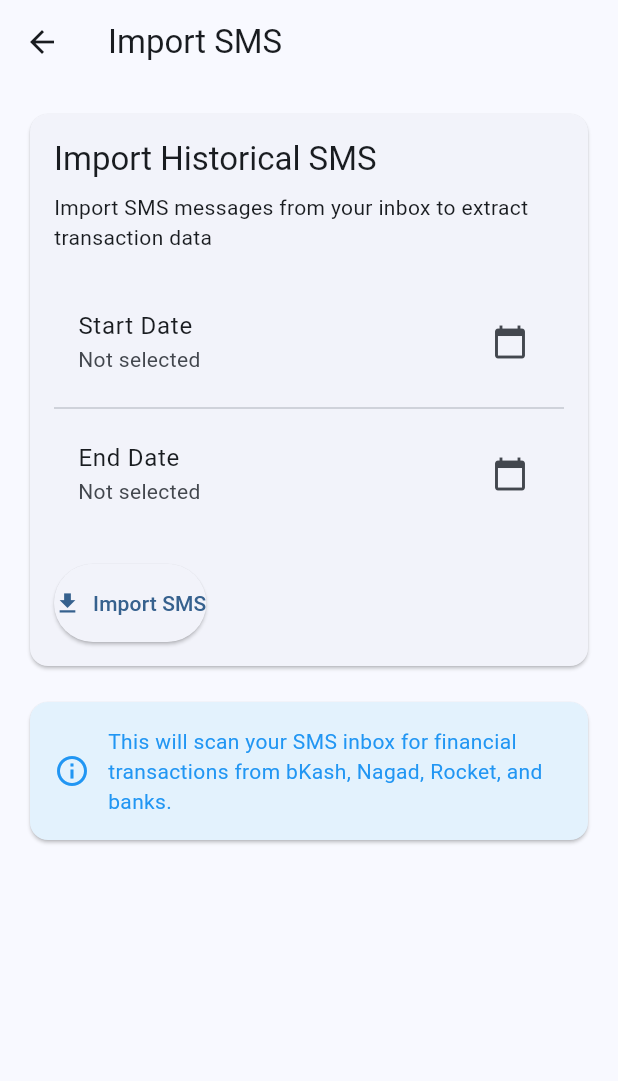
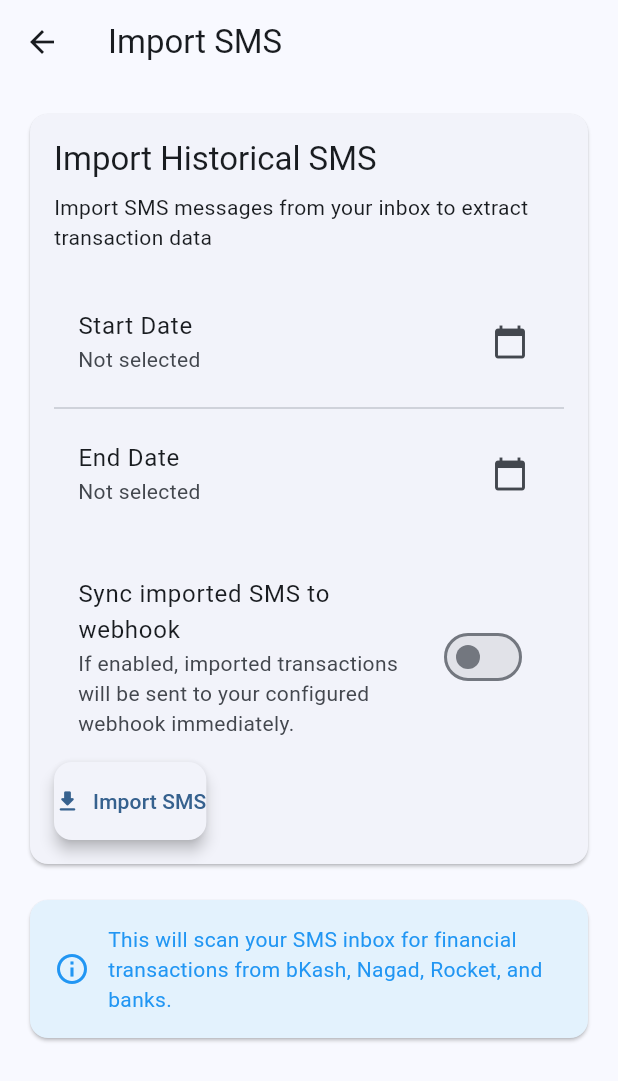
Before and after one commit to md-riaz/HisabBox, a Flutter app: the screen it shows after launch, after a tap on the "upload file" icon, on a phone screen of 412 x 824 dp. Shown: the top 1081 px of the screen. Run offline on Flutter 3.47's test engine with Material 3 defaults, Android fonts, the phone set to English and light mode, and no system bars; our stand-ins replace dio, get, permission_handler, shared_preferences, sqflite; missing offline and left inert: another_telephony, workmanager; accounts and stored records are empty.

Commit message:
Add import "sync to webhook" option, implement forced webhook sync, and add compact provider filter
- ProviderFilter: add `compact` mode with adjusted spacing, sizes and conditional details; pass `compact: true` in Dashboard
- ImportScreen: add "Sync imported SMS to webhook" SwitchListTile, pass toggle to SmsService.importHistoricalSms, and update import button icon/style
- SmsService: support `syncImported` flag and call WebhookService.syncTransactionsForce() for imported messages when enabled
- WebhookService: implement syncTransactionsForce() to immediately post unsynced transactions and mark them synced
- Minor import reorder and formatting changes

```diff
--- a/lib/screens/dashboard_screen.dart
+++ b/lib/screens/dashboard_screen.dart
@@ -1,13 +1,13 @@
 import 'package:flutter/material.dart';
 import 'package:get/get.dart';
+import 'package:hisabbox/controllers/settings_controller.dart';
 import 'package:hisabbox/controllers/transaction_controller.dart';
-import 'package:hisabbox/controllers/settings_controller.dart';
 import 'package:hisabbox/screens/all_transactions_screen.dart';
+import 'package:hisabbox/screens/import_screen.dart';
 import 'package:hisabbox/screens/settings_screen.dart';
-import 'package:hisabbox/screens/import_screen.dart';
-import 'package:hisabbox/widgets/transaction_card.dart';
 import 'package:hisabbox/widgets/provider_filter.dart';
 import 'package:hisabbox/widgets/summary_card.dart';
+import 'package:hisabbox/widgets/transaction_card.dart';
 
 class DashboardScreen extends StatefulWidget {
   const DashboardScreen({super.key});
@@ -89,8 +89,9 @@ class _DashboardScreenState extends State<DashboardScreen> {
             return const Center(child: CircularProgressIndicator());
           }
 
-          final previewTransactions =
-              transactions.length > 5 ? transactions.take(5).toList() : transactions;
+          final previewTransactions = transactions.length > 5
+              ? transactions.take(5).toList()
+              : transactions;
 
           return CustomScrollView(
             slivers: [
@@ -106,7 +107,7 @@ class _DashboardScreenState extends State<DashboardScreen> {
                         balance: _transactionController.balance,
                       ),
                       const SizedBox(height: 16),
-                      const ProviderFilter(),
+                      const ProviderFilter(compact: true),
                       const SizedBox(height: 16),
                       Row(
                         mainAxisAlignment: MainAxisAlignment.spaceBetween,
@@ -121,7 +122,8 @@ class _DashboardScreenState extends State<DashboardScreen> {
                                 await Navigator.push(
                                   context,
                                   MaterialPageRoute(
-                                    builder: (context) => const AllTransactionsScreen(),
+                                    builder: (context) =>
+                                        const AllTransactionsScreen(),
                                   ),
                                 );
                                 if (!mounted) return;
--- a/lib/screens/import_screen.dart
+++ b/lib/screens/import_screen.dart
@@ -12,6 +12,7 @@ class ImportScreen extends StatefulWidget {
 
 class _ImportScreenState extends State<ImportScreen> {
   bool _isImporting = false;
+  bool _syncToWebhook = false;
   DateTime? _startDate;
   DateTime? _endDate;
   final TransactionController _transactionController =
@@ -57,6 +58,7 @@ class _ImportScreenState extends State<ImportScreen> {
       await SmsService.instance.importHistoricalSms(
         startDate: _startDate,
         endDate: _endDate,
+        syncImported: _syncToWebhook,
       );
 
       await _transactionController.loadTransactions();
@@ -129,6 +131,14 @@ class _ImportScreenState extends State<ImportScreen> {
                       onTap: _selectEndDate,
                     ),
                     const SizedBox(height: 24),
+                    SwitchListTile.adaptive(
+                      value: _syncToWebhook,
+                      onChanged: (v) => setState(() => _syncToWebhook = v),
+                      title: const Text('Sync imported SMS to webhook'),
+                      subtitle: const Text(
+                          'If enabled, imported transactions will be sent to your configured webhook immediately.'),
+                    ),
+                    const SizedBox(height: 8),
                     ElevatedButton.icon(
                       onPressed: _isImporting ? null : _importSms,
                       icon: _isImporting
@@ -137,10 +147,14 @@ class _ImportScreenState extends State<ImportScreen> {
                               height: 20,
                               child: CircularProgressIndicator(strokeWidth: 2),
                             )
-                          : const Icon(Icons.download),
+                          : const Icon(Icons.file_download_rounded),
                       label: Text(_isImporting ? 'Importing...' : 'Import SMS'),
                       style: ElevatedButton.styleFrom(
                         padding: const EdgeInsets.symmetric(vertical: 16),
+                        shape: RoundedRectangleBorder(
+                          borderRadius: BorderRadius.circular(12),
+                        ),
+                        elevation: 4,
                       ),
                     ),
                   ],
--- a/lib/widgets/provider_filter.dart
+++ b/lib/widgets/provider_filter.dart
@@ -5,7 +5,9 @@ import 'package:hisabbox/models/provider_extensions.dart';
 import 'package:hisabbox/models/transaction.dart';
 
 class ProviderFilter extends StatelessWidget {
-  const ProviderFilter({super.key});
+  const ProviderFilter({super.key, this.compact = false});
+
+  final bool compact;
 
   @override
   Widget build(BuildContext context) {
@@ -45,13 +47,14 @@ class ProviderFilter extends StatelessWidget {
               ),
               const SizedBox(height: 20),
               Wrap(
-                spacing: 12,
-                runSpacing: 12,
+                spacing: compact ? 8 : 12,
+                runSpacing: compact ? 8 : 12,
                 children: Provider.values.map((providerValue) {
                   final isActive = activeProviders.contains(providerValue);
                   return _ProviderFilterPill(
                     provider: providerValue,
                     isActive: isActive,
+                    compact: compact,
                     onTap: () {
                       final updatedProviders =
                           List<Provider>.from(activeProviders);
@@ -80,11 +83,13 @@ class _ProviderFilterPill extends StatelessWidget {
   const _ProviderFilterPill({
     required this.provider,
     required this.isActive,
+    this.compact = false,
     required this.onTap,
   });
 
   final Provider provider;
   final bool isActive;
+  final bool compact;
   final VoidCallback onTap;
 
   @override
@@ -98,6 +103,10 @@ class _ProviderFilterPill extends StatelessWidget {
         : theme.colorScheme.outlineVariant.withValues(alpha: 0.4);
     final textColor = isActive ? accent : theme.colorScheme.onSurface;
 
+    final padding = compact
+        ? const EdgeInsets.symmetric(horizontal: 10, vertical: 8)
+        : const EdgeInsets.symmetric(horizontal: 16, vertical: 14);
+
     return Material(
       color: Colors.transparent,
       child: InkWell(
@@ -105,7 +114,7 @@ class _ProviderFilterPill extends StatelessWidget {
         borderRadius: BorderRadius.circular(20),
         child: AnimatedContainer(
           duration: const Duration(milliseconds: 200),
-          padding: const EdgeInsets.symmetric(horizontal: 16, vertical: 14),
+          padding: padding,
           decoration: BoxDecoration(
             color: background,
             borderRadius: BorderRadius.circular(20),
@@ -113,9 +122,9 @@ class _ProviderFilterPill extends StatelessWidget {
             boxShadow: isActive
                 ? [
                     BoxShadow(
-                      color: accent.withValues(alpha: 0.15),
-                      blurRadius: 12,
-                      offset: const Offset(0, 6),
+                      color: accent.withValues(alpha: 0.12),
+                      blurRadius: 8,
+                      offset: const Offset(0, 4),
                     ),
                   ]
                 : [],
@@ -124,15 +133,15 @@ class _ProviderFilterPill extends StatelessWidget {
             mainAxisSize: MainAxisSize.min,
             children: [
               CircleAvatar(
-                radius: 16,
-                backgroundColor: accent.withValues(alpha: 0.15),
+                radius: compact ? 12 : 16,
+                backgroundColor: accent.withValues(alpha: 0.12),
                 child: Icon(
                   provider.glyph,
-                  size: 18,
+                  size: compact ? 14 : 18,
                   color: accent,
                 ),
               ),
-              const SizedBox(width: 12),
+              SizedBox(width: compact ? 8 : 12),
               Column(
                 crossAxisAlignment: CrossAxisAlignment.start,
                 mainAxisSize: MainAxisSize.min,
@@ -142,25 +151,27 @@ class _ProviderFilterPill extends StatelessWidget {
                     style: theme.textTheme.titleSmall?.copyWith(
                       fontWeight: FontWeight.w600,
                       color: textColor,
+                      fontSize: compact ? 12 : null,
                     ),
                   ),
-                  const SizedBox(height: 4),
-                  Text(
-                    isActive ? 'Visible in feed' : 'Hidden from feed',
-                    style: theme.textTheme.bodySmall?.copyWith(
-                      color: textColor.withValues(alpha: 0.7),
+                  if (!compact) const SizedBox(height: 4),
+                  if (!compact)
+                    Text(
+                      isActive ? 'Visible in feed' : 'Hidden from feed',
+                      style: theme.textTheme.bodySmall?.copyWith(
+                        color: textColor.withValues(alpha: 0.7),
+                      ),
                     ),
-                  ),
                 ],
               ),
-              const SizedBox(width: 12),
+              SizedBox(width: compact ? 6 : 12),
               AnimatedOpacity(
                 opacity: isActive ? 1 : 0,
                 duration: const Duration(milliseconds: 200),
                 child: Icon(
                   Icons.check_circle,
                   color: accent,
-                  size: 20,
+                  size: compact ? 16 : 20,
                 ),
               ),
             ],
```
Also changed, not shown: lib/services/sms_service.dart (+8 -0 lines), lib/services/webhook_service.dart (+31 -2 lines).
